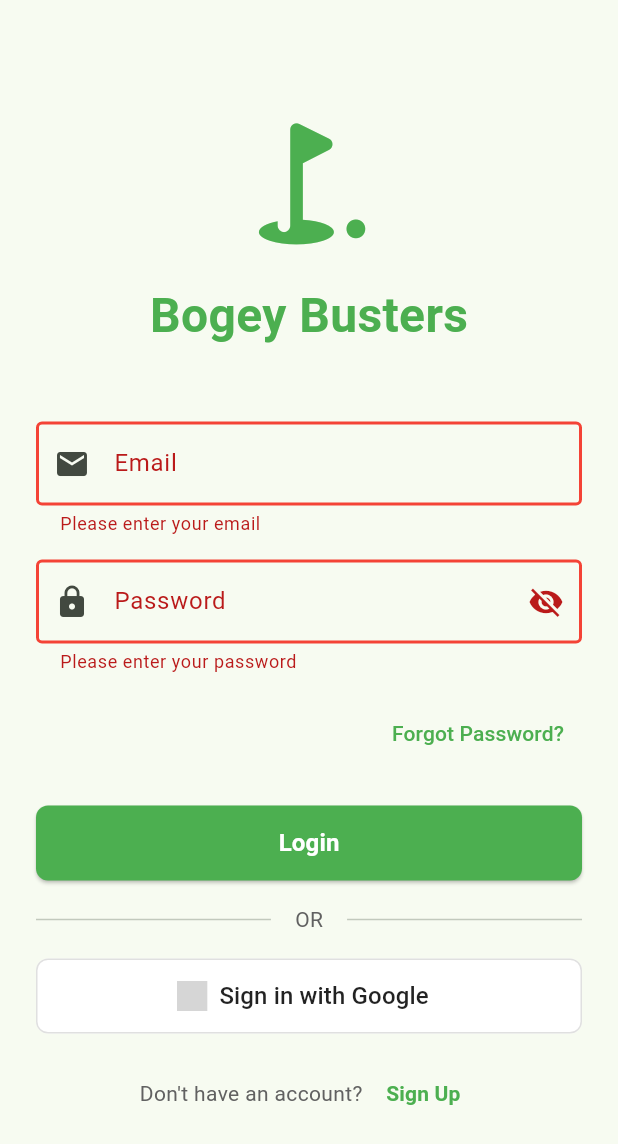
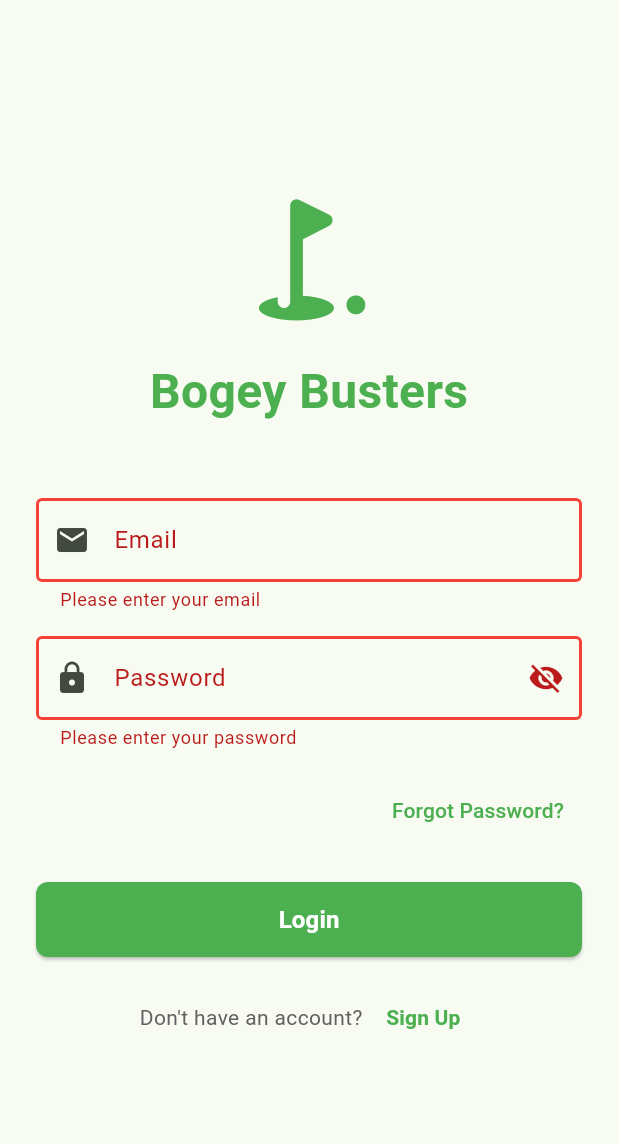
Before and after one commit to RyanStoffel/Bogey_Busters_CSC322, a Flutter app: the screen it shows after launch, after a tap on "Login", on a phone screen of 412 x 824 dp. Shown: the top 1144 px of the screen. Run offline on Flutter 3.47's test engine with Material 3 defaults, Android fonts, the phone set to English and light mode, and no system bars; our stand-ins replace cloud_firestore, firebase_auth, firebase_core, firebase_storage, flutter_svg, google_sign_in and 1 more; missing offline and left inert: firebase_ui_auth; accounts and stored records are empty; grey boxes are pictures that could not be loaded.

Commit message:
Removed Google Auth option... for now...

```diff
--- a/lib/main.dart
+++ b/lib/main.dart
@@ -1,20 +1,20 @@
 import 'package:firebase_core/firebase_core.dart';
 import 'package:firebase_ui_auth/firebase_ui_auth.dart';
-import 'package:firebase_ui_oauth_google/firebase_ui_oauth_google.dart';
 import 'package:flutter/material.dart';
-import 'package:flutter_dotenv/flutter_dotenv.dart';
-
 import 'firebase_options.dart';
 import 'screens/auth_screen.dart';
 
 void main() async {
   WidgetsFlutterBinding.ensureInitialized();
-  await dotenv.load(fileName: ".env");
-  await Firebase.initializeApp(options: DefaultFirebaseOptions.currentPlatform);
 
+  // Initialize Firebase
+  await Firebase.initializeApp(
+    options: DefaultFirebaseOptions.currentPlatform,
+  );
+
+  // Configure Firebase UI Auth providers
   FirebaseUIAuth.configureProviders([
-    EmailAuthProvider(),
-    GoogleProvider(clientId: dotenv.env['GOOGLE_WEB_CLIENT_ID'] ?? ''),
+    EmailAuthProvider()
   ]);
 
   runApp(const MyApp());
--- a/lib/screens/auth_screen.dart
+++ b/lib/screens/auth_screen.dart
@@ -129,39 +129,6 @@ class _AuthScreenState extends State<AuthScreen> {
       }
     } catch (e) {
       _showMessage(e.toString(), isError: true);
-    } finally {
-      setState(() => isLoading = false);
-    }
-  }
-
-  Future<void> signInWithGoogle() async {
-    setState(() => isLoading = true);
-
-    try {
-      final user = await _authService.signInWithGoogle();
-      if (user != null) {
-        // Create user document if it doesn't exist
-        await _authService.createUserDocument(user);
-
-        // Check if user has completed onboarding
-        final hasCompletedOnboarding = await _authService
-            .hasCompletedOnboarding();
-
-        Navigator.pushReplacement(
-          context,
-          MaterialPageRoute(
-            builder: (context) => hasCompletedOnboarding
-                ? const HomeScreen()
-                : const OnboardingScreen(),
-          ),
-        );
-      }
-    } catch (e) {
-      final errorMessage = e.toString().toLowerCase();
-      if (!errorMessage.contains('canceled') &&
-          !errorMessage.contains('cancelled')) {
-        _showMessage('Google Sign-In failed: ${e.toString()}', isError: true);
-      }
     } finally {
       setState(() => isLoading = false);
     }
@@ -394,44 +361,6 @@ class _AuthScreenState extends State<AuthScreen> {
                 ),
                 const SizedBox(height: 16),
                 Row(
-                  children: [
-                    Expanded(child: Divider()),
-                    Padding(
-                      padding: const EdgeInsets.symmetric(horizontal: 16.0),
-                      child: Text('OR', style: TextStyle(color: Colors.grey[700])),
-                    ),
-                    Expanded(child: Divider()),
-                  ],
-                ),
-                const SizedBox(height: 16),
-                SizedBox(
-                  width: double.infinity,
-                  height: 50,
-                  child: OutlinedButton.icon(
-                    onPressed: isLoading ? null : signInWithGoogle,
-                    icon: SvgPicture.network(
-                      'https://www.gstatic.com/firebasejs/ui/2.0.0/images/auth/google.svg',
-                      width: 20,
-                      height: 20,
-                    ),
-                    label: Text(
-                      'Sign in with Google',
-                      style: TextStyle(
-                        fontSize: 16,
-                        fontWeight: FontWeight.w500,
-                        color: Colors.black87,
-                      ),
-                    ),
-                    style: OutlinedButton.styleFrom(
-                      backgroundColor: Colors.white,
-                      foregroundColor: Colors.black87,
-                      side: BorderSide(color: Colors.grey[300]!, width: 1),
-                      shape: RoundedRectangleBorder(borderRadius: BorderRadius.circular(8)),
-                    ),
-                  ),
-                ),
-                const SizedBox(height: 16),
-                Row(
                   mainAxisAlignment: MainAxisAlignment.center,
                   children: [
                     Text(
```
